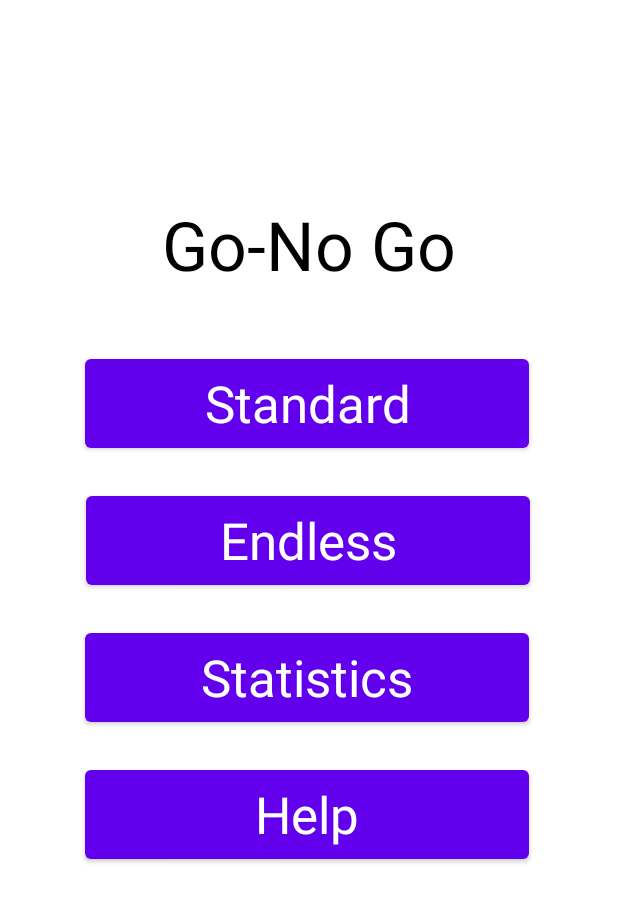
After one commit to thomas-szymkiewicz/CMSC436-Go-No-Go, an Android app: the layout startmenu.xml on its own in the app's theme, with its tools: preview values and no code run, on a phone screen of 412 x 824 dp. The commit adds this screen. Shown: the top 902 px of the screen. Run offline under Robolectric (Android 15) with nearby library versions, the phone set to English and light mode, and no system bars.

Commit message:
Starter Code for UI

```diff
--- a/gonogo/app/src/main/AndroidManifest.xml
+++ b/gonogo/app/src/main/AndroidManifest.xml
@@ -10,7 +10,7 @@
         android:supportsRtl="true"
         android:theme="@style/Theme.Gonogo">
         <activity
-            android:name=".MainActivity"
+            android:name=".GoNoGoActivity"
             android:exported="true">
             <intent-filter>
                 <action android:name="android.intent.action.MAIN" />
--- a/gonogo/app/src/main/java/com/example/gonogo/MainActivity.kt
+++ b/gonogo/app/src/main/java/com/example/gonogo/GoNoGoActivity.kt
@@ -2,23 +2,19 @@ package com.example.gonogo
 
 //import android.R
 import android.graphics.Color
-import android.graphics.PorterDuff
-import android.graphics.drawable.Drawable
 import android.graphics.drawable.GradientDrawable
 import android.os.Bundle
 import android.os.Handler
 import android.os.Looper
-import android.util.Log
 import android.widget.Button
 import android.widget.ImageView
 import android.widget.TextView
 import androidx.appcompat.app.AppCompatActivity
 import java.util.*
-import java.util.concurrent.TimeUnit
 import kotlin.system.exitProcess
 
 
-class MainActivity : AppCompatActivity() {
+class GoNoGoActivity : AppCompatActivity() {
 
     var circle: ImageView ? = null
     var changeColor: GradientDrawable ? = null
@@ -44,7 +40,7 @@ class MainActivity : AppCompatActivity() {
 
     override fun onCreate(savedInstanceState: Bundle?) {
         super.onCreate(savedInstanceState)
-        setContentView(R.layout.activity_main)
+        setContentView(R.layout.gonogoactivity)
         circle = findViewById(R.id.circle_view)
         circleText = findViewById(R.id.circle_text)
         scoreText = findViewById(R.id.score)
--- a/gonogo/app/src/main/res/layout/activity_main.xml
+++ b/gonogo/app/src/main/res/layout/gonogoactivity.xml
@@ -4,7 +4,7 @@
     xmlns:tools="http://schemas.android.com/tools"
     android:layout_width="match_parent"
     android:layout_height="match_parent"
-    tools:context=".MainActivity">
+    tools:context=".GoNoGoActivity">
 
     <Button
         android:id="@+id/menuBtn"
--- /dev/null
+++ b/gonogo/app/src/main/res/layout/startmenu.xml
@@ -0,0 +1,86 @@
+<?xml version="1.0" encoding="utf-8"?>
+<androidx.constraintlayout.widget.ConstraintLayout xmlns:android="http://schemas.android.com/apk/res/android"
+    xmlns:app="http://schemas.android.com/apk/res-auto"
+    xmlns:tools="http://schemas.android.com/tools"
+    android:layout_width="match_parent"
+    android:layout_height="match_parent"
+    tools:context=".StartMenu">
+
+    <TextView
+        android:id="@+id/titleView"
+        android:layout_width="wrap_content"
+        android:layout_height="wrap_content"
+        android:text="@string/title_string"
+        android:textSize="45sp"
+        android:textColor="@color/black"
+        app:layout_constraintBottom_toBottomOf="parent"
+        app:layout_constraintLeft_toLeftOf="parent"
+        app:layout_constraintRight_toRightOf="parent"
+        app:layout_constraintTop_toTopOf="parent"
+        app:layout_constraintVertical_bias="0.174" />
+
+    <Button
+        android:id="@+id/stats_button"
+        android:layout_width="296dp"
+        android:layout_height="71dp"
+        android:layout_alignParentStart="true"
+        android:layout_centerVertical="true"
+        android:layout_marginTop="20dp"
+        android:onClick="statsClick"
+        android:text="@string/stats_button_string"
+        android:textAppearance="@android:style/TextAppearance.Material.Display1"
+        android:textColor="@color/white"
+        app:layout_constraintEnd_toEndOf="parent"
+        app:layout_constraintHorizontal_bias="0.486"
+        app:layout_constraintStart_toStartOf="parent"
+        app:layout_constraintTop_toBottomOf="@+id/endless_button" />
+
+    <Button
+        android:id="@+id/help_button"
+        android:layout_width="296dp"
+        android:layout_height="71dp"
+        android:layout_alignParentStart="true"
+        android:layout_centerVertical="true"
+        android:layout_marginTop="20dp"
+        android:onClick="helpClick"
+        android:text="@string/help_button_string"
+        android:textAppearance="@android:style/TextAppearance.Material.Display1"
+        android:textColor="@color/white"
+        app:layout_constraintEnd_toEndOf="parent"
+        app:layout_constraintHorizontal_bias="0.486"
+        app:layout_constraintStart_toStartOf="parent"
+        app:layout_constraintTop_toBottomOf="@+id/stats_button" />
+
+    <Button
+        android:id="@+id/endless_button"
+        android:layout_width="296dp"
+        android:layout_height="71dp"
+        android:layout_alignParentStart="true"
+        android:layout_centerVertical="true"
+        android:layout_marginTop="20dp"
+        android:onClick="endlessClick"
+        android:text="@string/endless_button_string"
+        android:textAppearance="@android:style/TextAppearance.Material.Display1"
+        android:textColor="@color/white"
+        app:layout_constraintEnd_toEndOf="parent"
+        app:layout_constraintHorizontal_bias="0.495"
+        app:layout_constraintStart_toStartOf="parent"
+        app:layout_constraintTop_toBottomOf="@+id/standard_button" />
+
+    <Button
+        android:id="@+id/standard_button"
+        android:layout_width="296dp"
+        android:layout_height="71dp"
+        android:layout_alignParentStart="true"
+        android:layout_centerVertical="true"
+        android:layout_marginTop="40dp"
+        android:onClick="standardClick"
+        android:text="@string/standard_button_string"
+        android:textAppearance="@android:style/TextAppearance.Material.Display1"
+        android:textColor="@color/white"
+        app:layout_constraintEnd_toEndOf="parent"
+        app:layout_constraintHorizontal_bias="0.486"
+        app:layout_constraintStart_toStartOf="parent"
+        app:layout_constraintTop_toBottomOf="@+id/titleView" />
+
+</androidx.constraintlayout.widget.ConstraintLayout>
--- a/gonogo/app/src/main/res/values/strings.xml
+++ b/gonogo/app/src/main/res/values/strings.xml
@@ -1,3 +1,11 @@
 <resources>
     <string name="app_name">gonogo</string>
+
+    <string name="standard_button_string">Standard</string>
+    <string name="endless_button_string">Endless</string>
+    <string name="stats_button_string">Statistics</string>
+    <string name="title_string">Go-No Go</string>
+    <string name="help_button_string">Help</string>
+
+    <string name="back_button_string">Back</string>
 </resources>
```
Also changed, not shown: gonogo/app/src/main/java/com/example/gonogo/HelpScreen.kt (added, +43 -0 lines), gonogo/app/src/main/java/com/example/gonogo/StartMenu.kt (added, +84 -0 lines), gonogo/app/src/main/res/layout/helpscreen.xml (added, +26 -0 lines).
